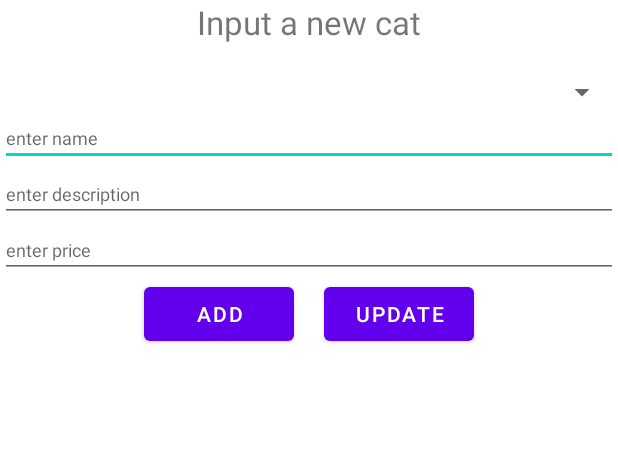
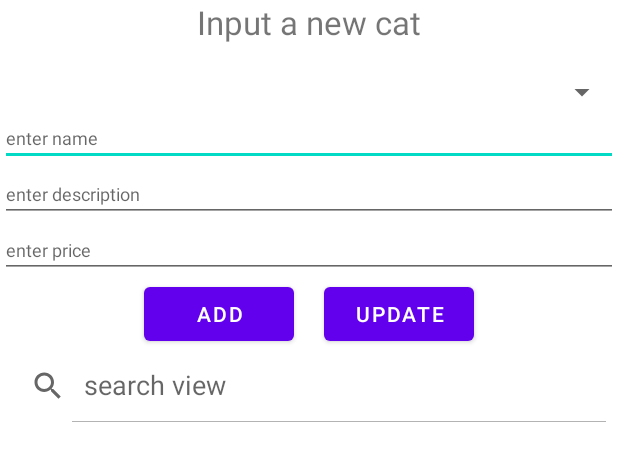
Before and after one commit to khangmoihocit/Android, an Android app: the layout activity_main.xml on its own in the app's theme, with its tools: preview values and no code run, on a phone screen of 412 x 824 dp. Shown: the top 461 px of the screen. Run offline under Robolectric (Android 15) with nearby library versions, the phone set to English and light mode, and no system bars.

Commit message:
feat: Implement search/filter functionality in CRUD app
- **`MainActivity.java`**:
    - Implement `SearchView.OnQueryTextListener` to handle search queries.
    - Add a `filter()` method to filter the cat list based on user input from the `SearchView`.
    - Display a `Toast` message when no search results are found.

- **`CatAdapter.java`**:
    - Add a backup list (`listBackup`) to hold the original, unfiltered list of cats.
    - Update `add()`, `update()`, and the delete logic to keep `listBackup` synchronized with the main list.
    - Add a `filter()` method to update the displayed list with filtered results.

- **`activity_main.xml`**:
    - Add a `SearchView` widget to the layout for user input.

- **`game_caro/.idea/gradle.xml`**:
    - Add `GradleMigrationSettings` to the project configuration.

```diff
--- a/RecycleView_CRUD/app/src/main/res/layout/activity_main.xml
+++ b/RecycleView_CRUD/app/src/main/res/layout/activity_main.xml
@@ -69,6 +69,14 @@
 
     </LinearLayout>
 
+    <SearchView
+        android:id="@+id/search"
+        android:layout_width="match_parent"
+        android:layout_height="wrap_content"
+        android:queryHint="search view"
+        android:iconifiedByDefault="false"
+        />
+
     <androidx.recyclerview.widget.RecyclerView
         android:id="@+id/recycleView"
         android:layout_width="match_parent"
```
Also changed, not shown: RecycleView_CRUD/app/src/main/java/com/khangmoihocit/recycleview_crud/MainActivity.java (+35 -2 lines), RecycleView_CRUD/app/src/main/java/com/khangmoihocit/recycleview_crud/model/CatAdapter.java (+13 -0 lines).
